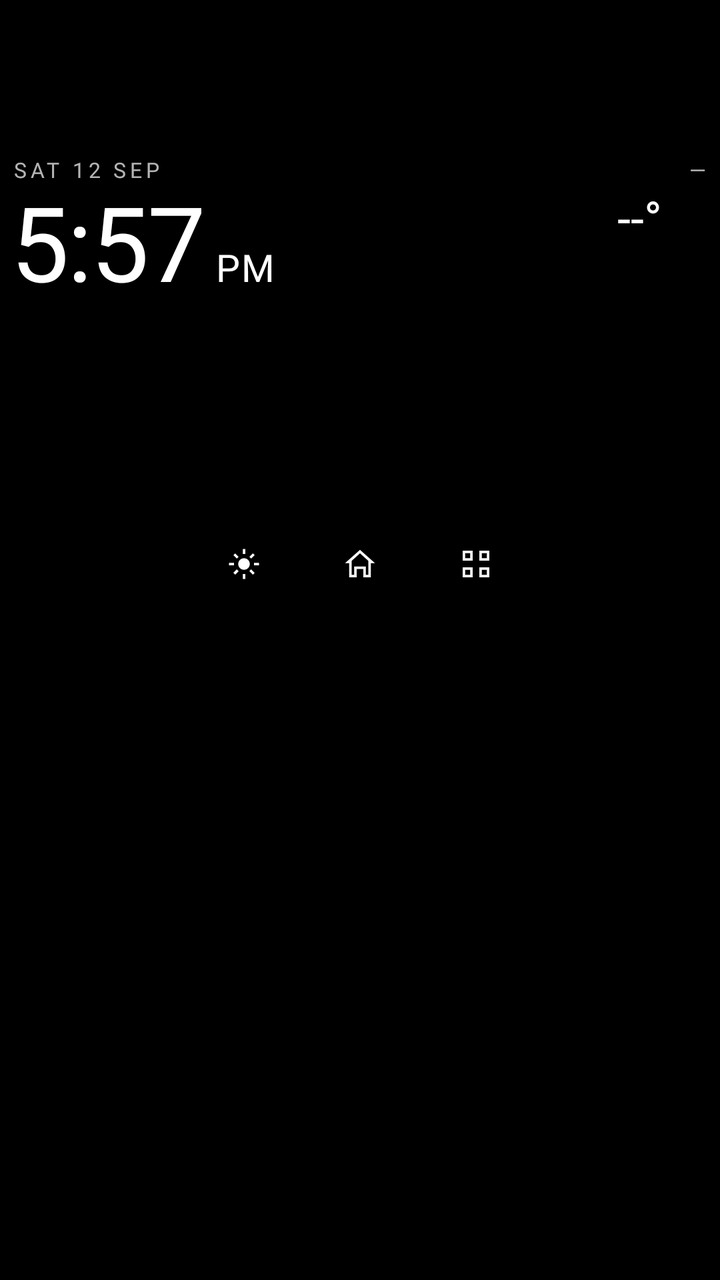
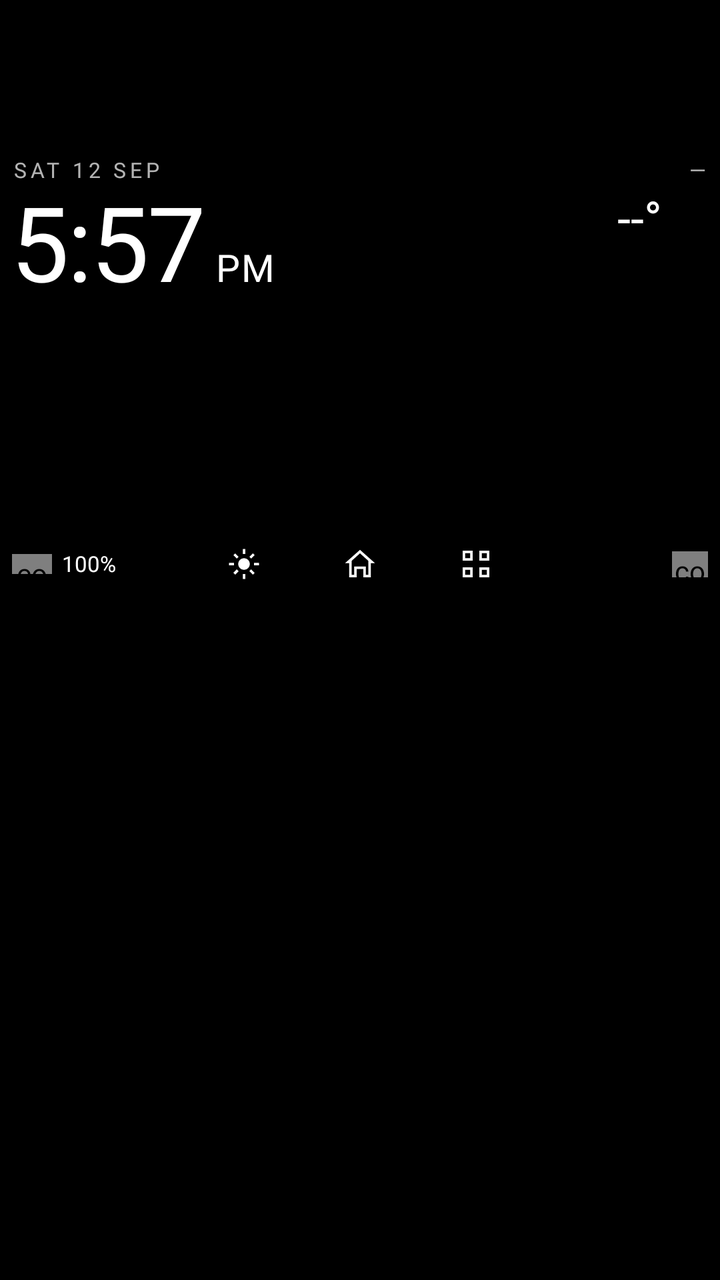

Compare the two renders of this Android layout. The source of the first and the diff that turns it into the second are given below.
<!-- AndroidManifest.xml: application theme Theme.Hud -->
<!-- res/layout/activity_main.xml -->
<?xml version="1.0" encoding="utf-8"?>
<FrameLayout xmlns:android="http://schemas.android.com/apk/res/android"
    xmlns:app="http://schemas.android.com/apk/res-auto"
    android:layout_width="match_parent"
    android:layout_height="match_parent"
    android:background="@color/hud_black">

    
    <androidx.constraintlayout.widget.ConstraintLayout
        android:id="@+id/band"
        android:layout_width="match_parent"
        android:layout_height="@dimen/band_height"
        android:layout_marginTop="@dimen/band_top"
        android:paddingStart="@dimen/band_side"
        android:paddingEnd="@dimen/band_side">

        
        <TextView android:id="@+id/date_strip" style="@style/HudText.Strip"
            android:layout_width="wrap_content" android:layout_height="wrap_content"
            android:text="SAT 12 SEP"
            app:layout_constraintStart_toStartOf="parent"
            app:layout_constraintTop_toTopOf="parent" />
        <TextView android:id="@+id/wx_city" style="@style/HudText.Strip"
            android:layout_width="wrap_content" android:layout_height="wrap_content"
            android:text="—"
            app:layout_constraintEnd_toEndOf="parent"
            app:layout_constraintTop_toTopOf="parent" />

        
        <TextView android:id="@+id/wx_temp" style="@style/HudText.Temp"
            android:layout_width="wrap_content" android:layout_height="wrap_content"
            android:layout_marginTop="4dp"
            android:text="@string/weather_loading"
            app:layout_constraintEnd_toStartOf="@id/wx_icon"
            app:layout_constraintTop_toBottomOf="@id/wx_city" />
        <ImageView android:id="@+id/wx_icon"
            android:layout_width="23dp" android:layout_height="23dp"
            android:layout_marginStart="4dp"
            android:contentDescription="@null"
            app:tint="@color/hud_white"
            app:layout_constraintEnd_toEndOf="parent"
            app:layout_constraintTop_toTopOf="@id/wx_temp"
            app:layout_constraintBottom_toBottomOf="@id/wx_temp" />
        <TextView android:id="@+id/wx_condition" style="@style/HudText.Condition"
            android:layout_width="wrap_content" android:layout_height="wrap_content"
            android:layout_marginTop="3dp"
            android:text=""
            app:layout_constraintEnd_toEndOf="parent"
            app:layout_constraintTop_toBottomOf="@id/wx_temp" />
        <TextView android:id="@+id/wx_feels" style="@style/HudText.Feels"
            android:layout_width="wrap_content" android:layout_height="wrap_content"
            android:text=""
            app:layout_constraintEnd_toEndOf="parent"
            app:layout_constraintTop_toBottomOf="@id/wx_condition" />

        
        <TextView android:id="@+id/clock" style="@style/HudText.Clock"
            android:layout_width="wrap_content" android:layout_height="wrap_content"
            android:text="5:57"
            app:layout_constraintStart_toStartOf="parent"
            app:layout_constraintBottom_toBottomOf="@id/wx_feels" />
        <TextView android:id="@+id/ampm" style="@style/HudText.AmPm"
            android:layout_width="wrap_content" android:layout_height="wrap_content"
            android:layout_marginStart="5dp"
            android:text="PM"
            app:layout_constraintStart_toEndOf="@id/clock"
            app:layout_constraintBaseline_toBaselineOf="@id/clock" />

        
        <LinearLayout android:id="@+id/agenda"
            android:layout_width="match_parent" android:layout_height="wrap_content"
            android:layout_marginTop="15dp"
            android:orientation="vertical"
            android:showDividers="middle"
            android:divider="@drawable/row_divider"
            app:layout_constraintStart_toStartOf="parent"
            app:layout_constraintEnd_toEndOf="parent"
            app:layout_constraintTop_toBottomOf="@id/wx_feels" />

        
        <LinearLayout android:id="@+id/bar"
            android:layout_width="wrap_content" android:layout_height="wrap_content"
            android:orientation="horizontal"
            android:gravity="center"
            app:layout_constraintStart_toStartOf="parent"
            app:layout_constraintEnd_toEndOf="parent"
            app:layout_constraintBottom_toBottomOf="parent">
            <ImageButton android:id="@+id/btn_brightness" style="@style/BarButton"
                android:src="@drawable/ic_brightness" android:contentDescription="@string/btn_brightness" />
            <ImageButton android:id="@+id/btn_home" style="@style/BarButton"
                android:layout_marginStart="22dp" android:layout_marginEnd="22dp"
                android:src="@drawable/ic_home" android:contentDescription="@string/btn_home" />
            <ImageButton android:id="@+id/btn_apps" style="@style/BarButton"
                android:src="@drawable/ic_apps" android:contentDescription="@string/btn_apps" />
        </LinearLayout>

        
        <LinearLayout android:id="@+id/app_picker"
            android:layout_width="match_parent" android:layout_height="0dp"
            android:orientation="vertical"
            android:gravity="center"
            android:background="@color/hud_black"
            android:visibility="gone"
            app:layout_constraintStart_toStartOf="parent"
            app:layout_constraintEnd_toEndOf="parent"
            app:layout_constraintTop_toTopOf="parent"
            app:layout_constraintBottom_toTopOf="@id/bar">
            <LinearLayout android:id="@+id/app_rows"
                android:layout_width="match_parent" android:layout_height="64dp"
                android:orientation="horizontal"
                android:gravity="center"
                android:clipChildren="false" />
            <TextView android:id="@+id/app_picker_title" style="@style/HudText.PickerLabel"
                android:layout_width="wrap_content" android:layout_height="wrap_content"
                android:layout_marginTop="8dp"
                android:text="" />
            <TextView style="@style/HudText.Small.Dim"
                android:layout_width="wrap_content" android:layout_height="wrap_content"
                android:layout_marginTop="6dp"
                android:text="@string/picker_hint" />
        </LinearLayout>

        
        <LinearLayout android:id="@+id/brightness_panel"
            android:layout_width="match_parent" android:layout_height="wrap_content"
            android:orientation="horizontal"
            android:gravity="center_vertical"
            android:paddingStart="12dp" android:paddingEnd="12dp"
            android:paddingTop="6dp" android:paddingBottom="6dp"
            android:background="@color/hud_black"
            android:visibility="gone"
            app:layout_constraintStart_toStartOf="parent"
            app:layout_constraintEnd_toEndOf="parent"
            app:layout_constraintBottom_toBottomOf="parent">
            <ImageView android:layout_width="18dp" android:layout_height="18dp"
                android:src="@drawable/ic_brightness" android:contentDescription="@null" app:tint="@color/hud_white" />
            <FrameLayout android:layout_width="0dp" android:layout_weight="1" android:layout_height="4dp"
                android:layout_marginStart="10dp" android:layout_marginEnd="10dp"
                android:background="@drawable/brightness_track">
                <View android:id="@+id/brightness_fill"
                    android:layout_width="0dp" android:layout_height="match_parent"
                    android:background="@drawable/brightness_fill" />
            </FrameLayout>
            <TextView android:id="@+id/brightness_value" style="@style/HudText.Small"
                android:layout_width="34dp" android:layout_height="wrap_content"
                android:gravity="end" android:text="50%" />
        </LinearLayout>
    </androidx.constraintlayout.widget.ConstraintLayout>
</FrameLayout>
<!-- resources referenced by this layout -->
<resources>
  <color name="hud_black">#000000</color>
  <color name="hud_white">#FFFFFF</color>
  <dimen name="band_height">218dp</dimen>
  <dimen name="band_side">6dp</dimen>
  <dimen name="band_top">79dp</dimen>
  <!-- drawable brightness_fill (drawable) -->
  <?xml version="1.0" encoding="utf-8"?>
  <shape xmlns:android="http://schemas.android.com/apk/res/android" android:shape="rectangle">
      <corners android:radius="2dp" />
      <solid android:color="#FFFFFF" />
  </shape>
  <!-- drawable brightness_track (drawable) -->
  <?xml version="1.0" encoding="utf-8"?>
  <shape xmlns:android="http://schemas.android.com/apk/res/android" android:shape="rectangle">
      <corners android:radius="2dp" />
      <solid android:color="#55FFFFFF" />
  </shape>
  <!-- drawable ic_apps (drawable) -->
  <?xml version="1.0" encoding="utf-8"?>
  <vector xmlns:android="http://schemas.android.com/apk/res/android" android:width="24dp" android:height="24dp" android:viewportWidth="24" android:viewportHeight="24">
  <path android:fillColor="#FFFFFF" android:pathData="M4,4h6v6H4zM14,4h6v6h-6zM4,14h6v6H4zM14,14h6v6h-6zM5.5,5.5v3h3v-3zM15.5,5.5v3h3v-3zM5.5,15.5v3h3v-3zM15.5,15.5v3h3v-3z"/>
  </vector>
  <!-- drawable ic_home (drawable) -->
  <?xml version="1.0" encoding="utf-8"?>
  <vector xmlns:android="http://schemas.android.com/apk/res/android" android:width="24dp" android:height="24dp" android:viewportWidth="24" android:viewportHeight="24">
  <path android:fillColor="#FFFFFF" android:pathData="M12,3.5l9,8h-2.5V20h-4.5v-5h-4v5H5.5v-8.5H3zM12,5.6L7,10.1V18.5h1.5v-5h7v5H17v-8.4z"/>
  </vector>
  <!-- drawable row_divider (drawable) -->
  <?xml version="1.0" encoding="utf-8"?>
  <shape xmlns:android="http://schemas.android.com/apk/res/android" android:shape="rectangle">
      <size android:height="@dimen/row_gap" />
      <solid android:color="#00000000" />
  </shape>
  <string name="btn_apps">Apps</string>
  <string name="btn_brightness">Brightness</string>
  <string name="btn_home">Home</string>
  <string name="picker_hint">Tap the touchpad twice to return to the home page</string>
  <string name="weather_loading">--°</string>
  <style name="HudText.AmPm">
          <item name="android:textSize">19sp</item>
          <item name="android:letterSpacing">0.04</item>
      </style>
  <style name="HudText.Clock">
          <item name="android:fontFamily">@font/outfit_medium</item>
          <item name="android:textSize">52sp</item>
          <item name="android:letterSpacing">-0.02</item>
          <item name="android:lineSpacingMultiplier">1.0</item>
      </style>
  <style name="HudText.Condition">
          <item name="android:textSize">12sp</item>
          <item name="android:lineSpacingMultiplier">1.3</item>
      </style>
  <style name="HudText.Feels">
          <item name="android:textSize">10.5sp</item>
          <item name="android:lineSpacingMultiplier">1.3</item>
          <item name="android:textColor">@color/hud_dim</item>
      </style>
  <style name="HudText.PickerLabel">
          <item name="android:fontFamily">@font/outfit_medium</item>
          <item name="android:textSize">15sp</item>
      </style>
  <style name="HudText.Small">
          <item name="android:textSize">11sp</item>
      </style>
  <style name="HudText.Small.Dim">
          <item name="android:textColor">@color/hud_dim</item>
      </style>
  <style name="HudText.Strip">
          <item name="android:textSize">10.5sp</item>
          <item name="android:letterSpacing">0.18</item>
          <item name="android:textAllCaps">true</item>
          <item name="android:textColor">@color/hud_dim</item>
      </style>
  <style name="HudText.Temp">
          <item name="android:fontFamily">@font/outfit_medium</item>
          <item name="android:textSize">24sp</item>
          <item name="android:lineSpacingMultiplier">1.0</item>
      </style>
  <dimen name="row_gap">5dp</dimen>
  <color name="hud_dim">#B3FFFFFF</color>
  <!-- unchanged entries left out for length: 4 -->
</resources>

<!-- the commit's change to res/layout/activity_main.xml (unified diff, before → after) -->
@@ -78,6 +78,29 @@
             app:layout_constraintTop_toBottomOf="@id/wx_feels" />
 
         
+        <LinearLayout android:id="@+id/status_left"
+            android:layout_width="wrap_content" android:layout_height="wrap_content"
+            android:orientation="horizontal" android:gravity="center_vertical"
+            app:layout_constraintStart_toStartOf="parent"
+            app:layout_constraintTop_toTopOf="@id/bar"
+            app:layout_constraintBottom_toBottomOf="@id/bar">
+            <com.abbas.hudlauncher.BatteryView android:id="@+id/battery_icon"
+                android:layout_width="20dp" android:layout_height="10dp" />
+            <TextView android:id="@+id/battery_text" style="@style/HudText.Small"
+                android:layout_width="wrap_content" android:layout_height="wrap_content"
+                android:layout_marginStart="5dp" android:text="100%" />
+        </LinearLayout>
+        <LinearLayout android:id="@+id/status_right"
+            android:layout_width="wrap_content" android:layout_height="wrap_content"
+            android:orientation="horizontal" android:gravity="center_vertical"
+            app:layout_constraintEnd_toEndOf="parent"
+            app:layout_constraintTop_toTopOf="@id/bar"
+            app:layout_constraintBottom_toBottomOf="@id/bar">
+            <com.abbas.hudlauncher.WifiView android:id="@+id/wifi_icon"
+                android:layout_width="18dp" android:layout_height="13dp" />
+        </LinearLayout>
+
+        
         <LinearLayout android:id="@+id/bar"
             android:layout_width="wrap_content" android:layout_height="wrap_content"
             android:orientation="horizontal"
